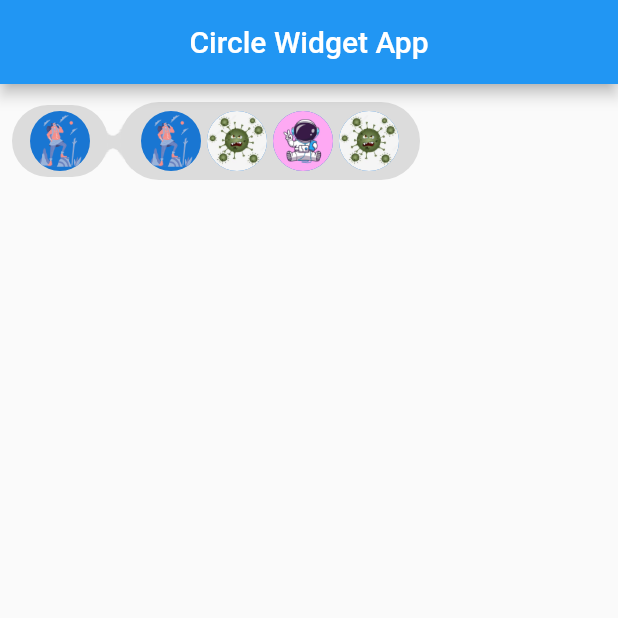
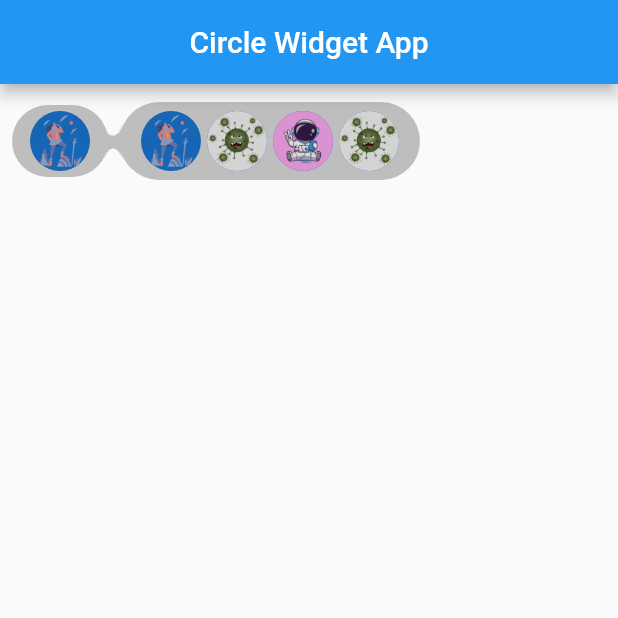
Before and after one commit to Usman2461/chipandchips, a Flutter app: the screen it shows after launch, on a phone screen of 412 x 824 dp, the top half of it. Run offline on Flutter 3.47's test engine with Material 2 defaults, Android fonts, the phone set to English and light mode, and no system bars.

Commit message:
perfectly working 3, add color or gradient to tray

```diff
--- a/lib/screens/main_Screen.dart
+++ b/lib/screens/main_Screen.dart
@@ -17,7 +17,11 @@ class MainScreen extends StatelessWidget {
             FriendsProfiles: ["assets/ast11.png",
               "assets/images22.png",
               "assets/astrono.png",
-            "assets/images22.png"], userProfile: '',)
+            "assets/images22.png"], userProfile: '', trayColor: [
+            Color(0xffdcdcdc),
+            Color(0xffdcdcdc),
+            Color(0xffdcdcdc)
+          ],)
 
         ],),
       ),
--- a/lib/widgets/clippedChip.dart
+++ b/lib/widgets/clippedChip.dart
@@ -3,42 +3,84 @@ import 'package:flutter/material.dart';
 class ClippedChip extends StatelessWidget {
   String userProfile;
   List<String> FriendsProfiles = [];
-   double width=50;
-   ClippedChip({Key? key, required this.userProfile, required this.FriendsProfiles}) : super(key: key);
+  double width = 50;
+  List<Color> trayColor;
+
+  ClippedChip(
+      {Key? key,
+      required this.userProfile,
+      required this.FriendsProfiles,
+      this.trayColor = const [
+        Color(0xffdcdcdc),
+        Color(0xffdcdcdc),
+        Color(0xffdcdcdc)
+      ]})
+      : super(key: key);
 
   @override
   Widget build(BuildContext context) {
-    return  Container(
+    return ShaderMask(
+      shaderCallback: (Rect bounds) {
+        return RadialGradient(
+          center: Alignment.topLeft,
+          radius: 1.0,
+          colors: <Color>[
+            Color(0xffdcdcdc),
+            Color(0xffdcdcdc),
+            Color(0xffdcdcdc)
+          ],
+          tileMode: TileMode.mirror,
+        ).createShader(bounds);
+      },
+      child: Container(
         height: 60.0,
         child: Stack(
           alignment: Alignment.center,
           children: [
             Positioned(
                 left: 56,
-              child: Image(height:40,image: AssetImage("assets/connector.png"), fit: BoxFit.scaleDown,)),
+                child: Image(
+                  height: 40,
+                  image: AssetImage("assets/connector.png"),
+                  fit: BoxFit.scaleDown,
+                )),
             Row(
               children: [
-              Chip(label: CircleAvatar(foregroundImage: AssetImage("assets/ast11.png"),),),
+                Chip(
+                  label: CircleAvatar(
+                    foregroundImage: AssetImage("assets/ast11.png"),
+                  ),
+                ),
                 Padding(
                   padding: const EdgeInsets.symmetric(horizontal: 8.0),
-                child: Chip(label: FriendsProfiles.length>1?Row(
+                  child: Chip(
+                    label: FriendsProfiles.length > 1
+                        ? Row(
                             children: [
                               ...FriendsProfiles.map((e) => Padding(
                                     padding: const EdgeInsets.all(2.0),
                                     child: CircleAvatar(
                                       radius: 20,
-                        foregroundImage: AssetImage(e),),
+                                      foregroundImage: AssetImage(e),
+                                    ),
                                   ))
                             ],
-                ): CircleAvatar(backgroundColor: Color(0xffdcdcdc),
+                          )
+                        : CircleAvatar(
+                            backgroundColor: Color(0xffdcdcdc),
                             radius: 20,
-                  child: Icon(Icons.close,color: Colors.red,),
-                  ) ,),
+                            child: Icon(
+                              Icons.close,
+                              color: Colors.red,
+                            ),
+                          ),
+                  ),
                 ),
               ],
             ),
           ],
         ),
+      ),
     );
   }
 }
```
Lines whose indentation alone changed are shown as unchanged.
